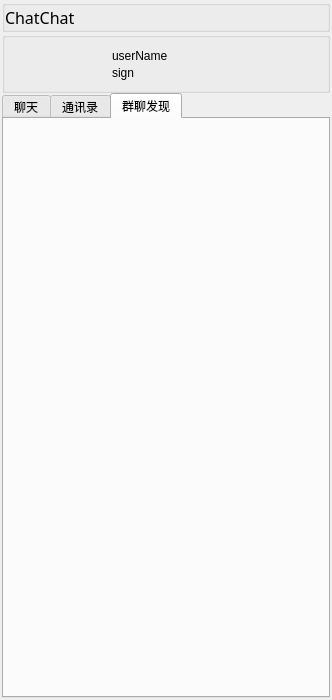
The window that TestProject/ui/main.ui (ChinSing00/ChatChat) describes before a commit, drawn with Qt 5.
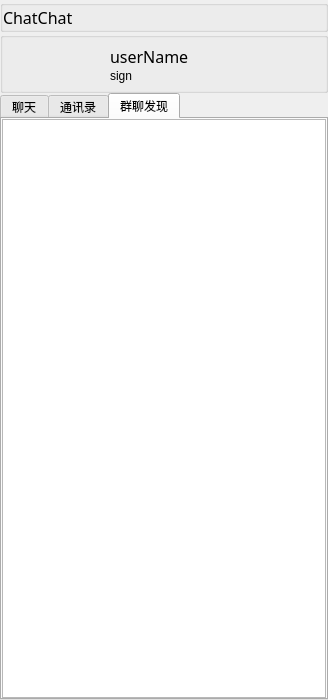
The same window after the commit. The open tabs and pages were chosen to show the change. Icons and pictures are not drawn.

Patch:
```diff
--- a/TestProject/ui/main.ui
+++ b/TestProject/ui/main.ui
@@ -6,7 +6,7 @@
    <rect>
     <x>0</x>
     <y>0</y>
-    <width>316</width>
+    <width>312</width>
     <height>700</height>
    </rect>
   </property>
@@ -63,16 +63,16 @@
      <number>0</number>
     </property>
     <property name="leftMargin">
-     <number>2</number>
+     <number>0</number>
     </property>
     <property name="topMargin">
      <number>0</number>
     </property>
     <property name="rightMargin">
-     <number>2</number>
+     <number>0</number>
     </property>
     <property name="bottomMargin">
-     <number>2</number>
+     <number>0</number>
     </property>
     <item>
      <widget class="QGroupBox" name="top_btn_gb">
@@ -366,6 +366,12 @@
          </item>
          <item>
           <widget class="QLabel" name="user_nane">
+           <property name="font">
+            <font>
+             <family>黑体</family>
+             <pointsize>12</pointsize>
+            </font>
+           </property>
            <property name="frameShape">
             <enum>QFrame::NoFrame</enum>
            </property>
@@ -558,6 +564,29 @@
        <attribute name="title">
         <string>群聊发现</string>
        </attribute>
+       <layout class="QVBoxLayout" name="verticalLayout_5">
+        <property name="spacing">
+         <number>0</number>
+        </property>
+        <property name="sizeConstraint">
+         <enum>QLayout::SetMinAndMaxSize</enum>
+        </property>
+        <property name="leftMargin">
+         <number>0</number>
+        </property>
+        <property name="topMargin">
+         <number>0</number>
+        </property>
+        <property name="rightMargin">
+         <number>0</number>
+        </property>
+        <property name="bottomMargin">
+         <number>0</number>
+        </property>
+        <item>
+         <widget class="QListView" name="room_list"/>
+        </item>
+       </layout>
       </widget>
      </widget>
     </item>
```
Left out of the diff: 2 changed lines with no effect on the pictures.
